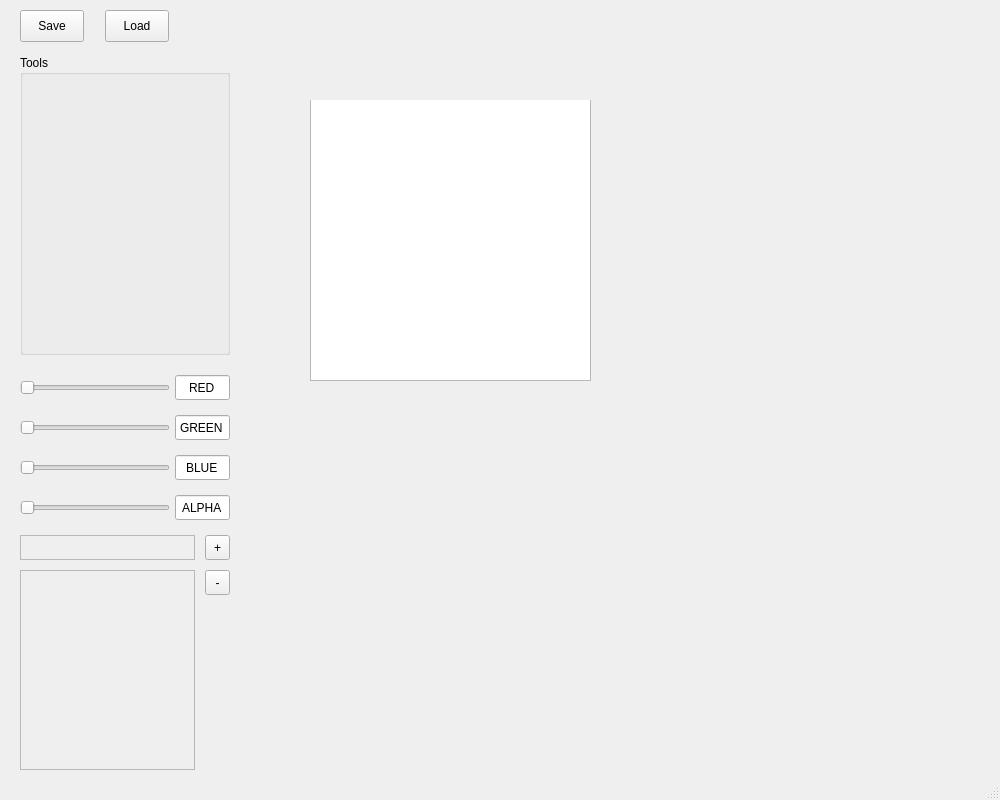
Old version of the form Assignment8SpriteEditor/mainwindow.ui in the repository NZaffos/Sprite-Editor.
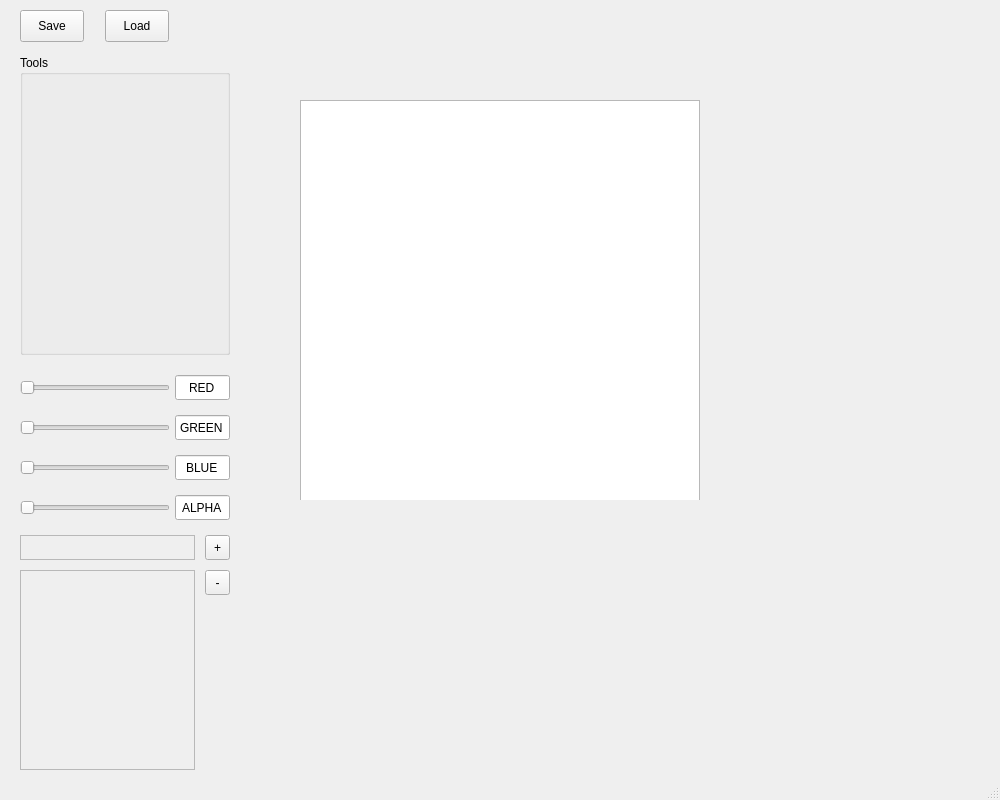
New version of the form.

Commit message: canvas transform

```diff
--- a/Assignment8SpriteEditor/mainwindow.ui
+++ b/Assignment8SpriteEditor/mainwindow.ui
@@ -29,10 +29,10 @@
     <widget class="QGraphicsView" name="graphicsView">
      <property name="geometry">
       <rect>
-       <x>10</x>
-       <y>-40</y>
-       <width>281</width>
-       <height>321</height>
+       <x>0</x>
+       <y>0</y>
+       <width>400</width>
+       <height>401</height>
       </rect>
      </property>
     </widget>
```
The commit also changes 1 other file.
